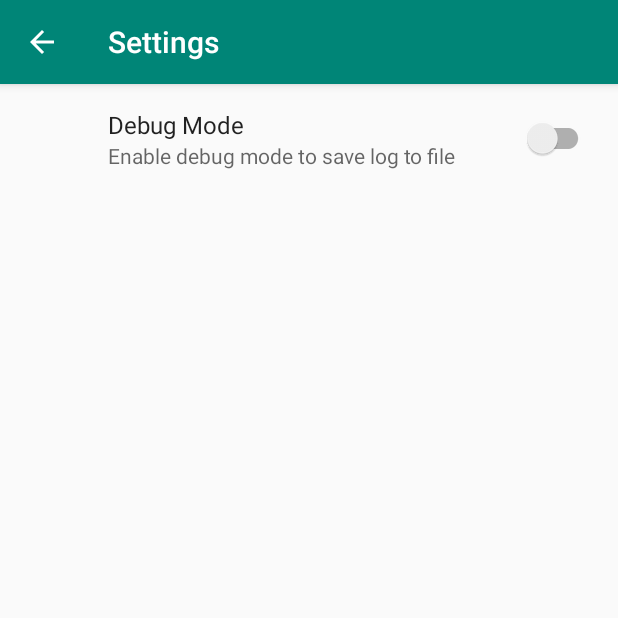
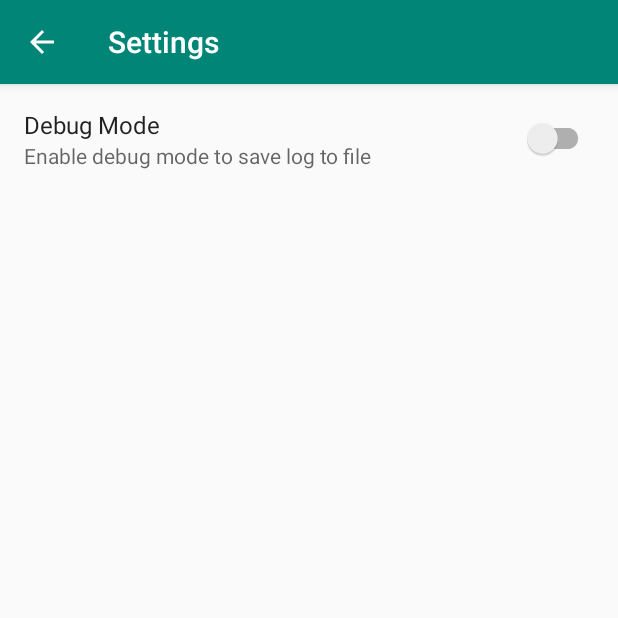
Before and after one commit to cardoso-thiago/master-scrobbler, an Android app: the SettingsFragment screen opened directly, with no data from a screen before it, on a phone screen of 412 x 824 dp, the top half of it. Run offline under Robolectric (Android 15) with nearby library versions, the phone set to English and light mode, and no system bars; our stand-ins replace androidx.preference.

Commit message:
Settings fragment

```diff
--- a/app/src/main/res/xml/preferences.xml
+++ b/app/src/main/res/xml/preferences.xml
@@ -1,8 +1,10 @@
 <?xml version="1.0" encoding="utf-8"?>
-<android.support.v7.preference.PreferenceScreen xmlns:android="http://schemas.android.com/apk/res/android">
+<android.support.v7.preference.PreferenceScreen xmlns:android="http://schemas.android.com/apk/res/android"
+    xmlns:app="http://schemas.android.com/apk/res-auto">
     <android.support.v7.preference.SwitchPreferenceCompat
         android:defaultValue="false"
         android:key="debug_mode"
         android:summary="Enable debug mode to save log to file"
-        android:title="Debug Mode" />
+        android:title="Debug Mode"
+        app:iconSpaceReserved="false" />
 </android.support.v7.preference.PreferenceScreen>
```
